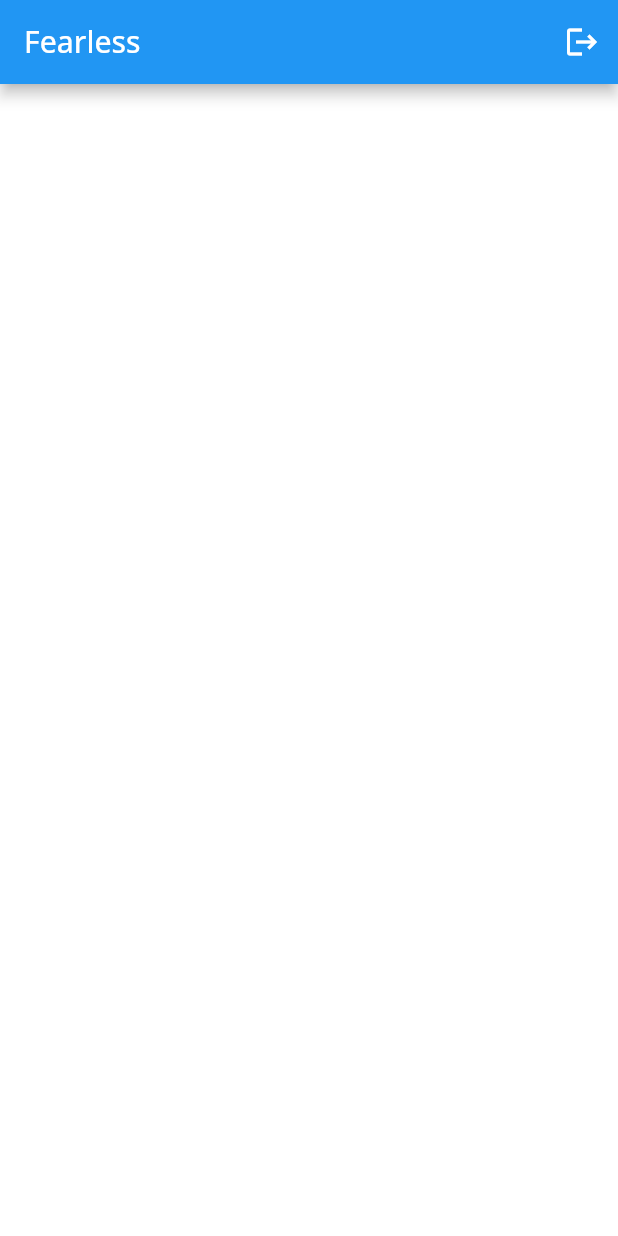
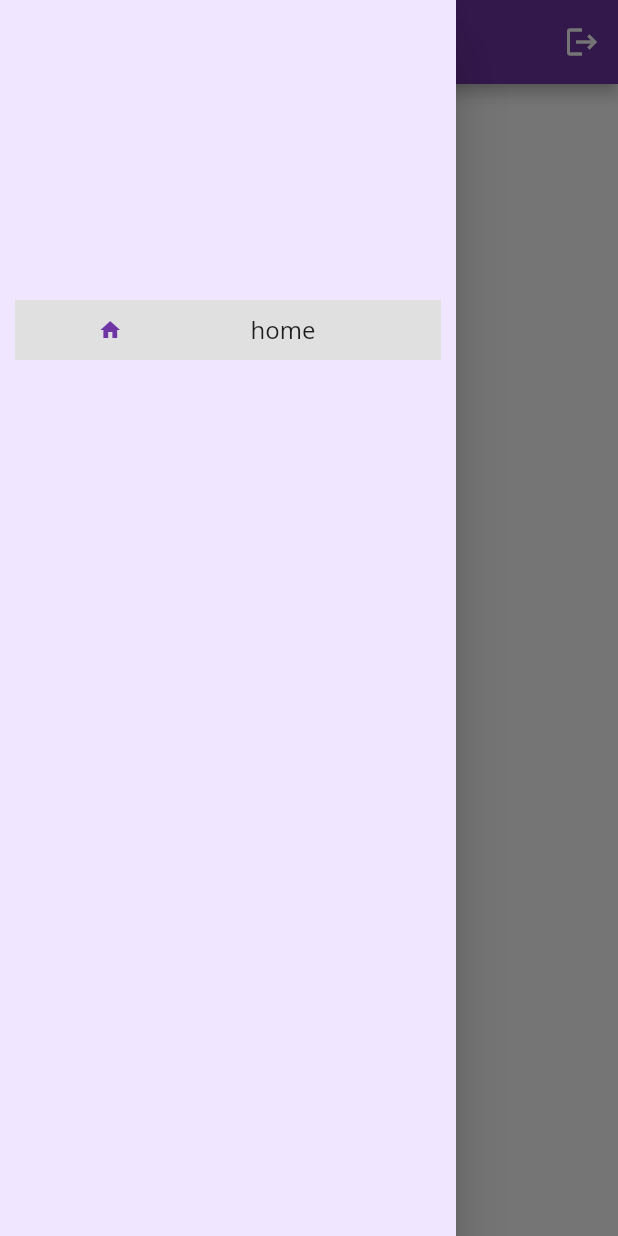
Before and after one commit to SaminYeaser/fearless, a Flutter app: the HomePage screen opened directly, with the side drawer open (before the commit the screen has no drawer), on a phone screen of 412 x 824 dp. Run offline on Flutter 3.47's test engine with Material 2 defaults, Android fonts, the phone set to English and light mode, and no system bars; our stand-ins replace animated_splash_screen, cloud_firestore, firebase_auth, firebase_core, flutter_secure_storage, flutter_svg and 2 more; accounts and stored records are empty.

Commit message:
creating dashboard

```diff
--- a/lib/Screens/home/home_page.dart
+++ b/lib/Screens/home/home_page.dart
@@ -1,10 +1,33 @@
 import 'package:cloud_firestore/cloud_firestore.dart';
 import 'package:fearless/Screens/Welcome/components/body.dart';
+import 'package:fearless/constants.dart';
 import 'package:fearless/model/user.dart';
 import 'package:firebase_auth/firebase_auth.dart';
 import 'package:flutter/material.dart';
 import 'package:flutter_secure_storage/flutter_secure_storage.dart';
 import 'package:get/get.dart';
+
+Widget? menuItem(String name, IconData icon){
+  return InkWell(
+    onTap: (){},
+    child: Container(
+      height: 40,
+      color: Colors.grey[300],
+      child: Row(
+        children:  [
+          Expanded(child: Icon(icon, color: kPrimaryColor,size: 16,)),
+          const SizedBox(width: 30),
+          Expanded(
+            child: Text(name, style: const TextStyle(
+                fontSize: 16
+            ),),
+          )
+        ],
+      ),
+    ),
+  );
+}
+
 class HomePage extends StatefulWidget {
   const HomePage({Key? key}) : super(key: key);
 
@@ -16,6 +39,7 @@ class _HomePageState extends State<HomePage> {
 
   User? user = FirebaseAuth.instance.currentUser;
   UserModel loggedInUserModel = UserModel();
+  bool selected = false;
 
   @override
   void initState() {
@@ -34,9 +58,27 @@ class _HomePageState extends State<HomePage> {
   @override
   Widget build(BuildContext context) {
     return Scaffold(
+      drawer: Drawer(
+        backgroundColor: kPrimaryLightColor,
+        child: SingleChildScrollView(
+          child: SafeArea(
+            child: Padding(
+              padding: const EdgeInsets.symmetric(horizontal: 10.0),
+              child: Column(
+                children: [
+                  SizedBox(height: 200,),
+                  menuItem('home', Icons.home)!
+                ],
+              ),
+            ),
+          ),
+        ),
+      ),
       appBar: AppBar(
-        automaticallyImplyLeading: false,
+        backgroundColor: kPrimaryColor,
+        // automaticallyImplyLeading: false,
         title: const Text('Fearless'),
+        titleSpacing: 0,
         actions: [
           IconButton(onPressed: () async{
             FirebaseAuth.instance.signOut();
```
